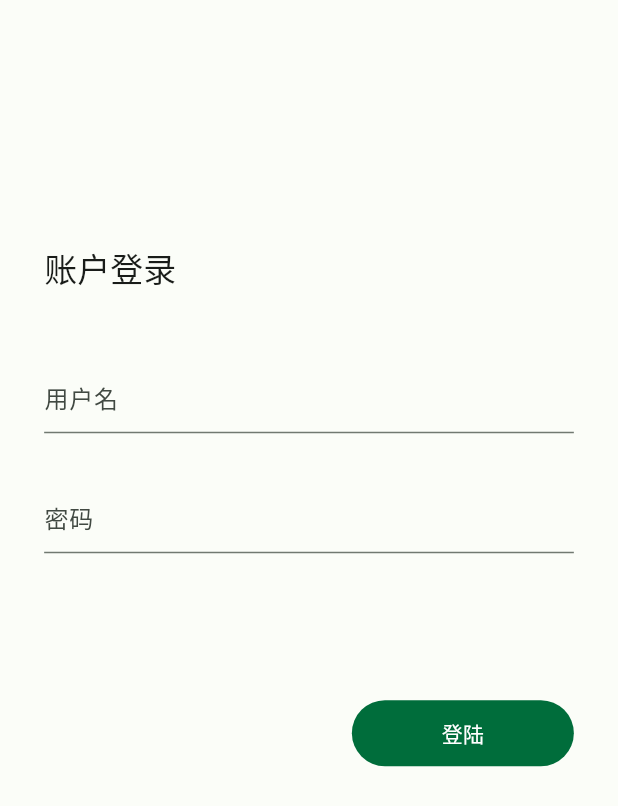
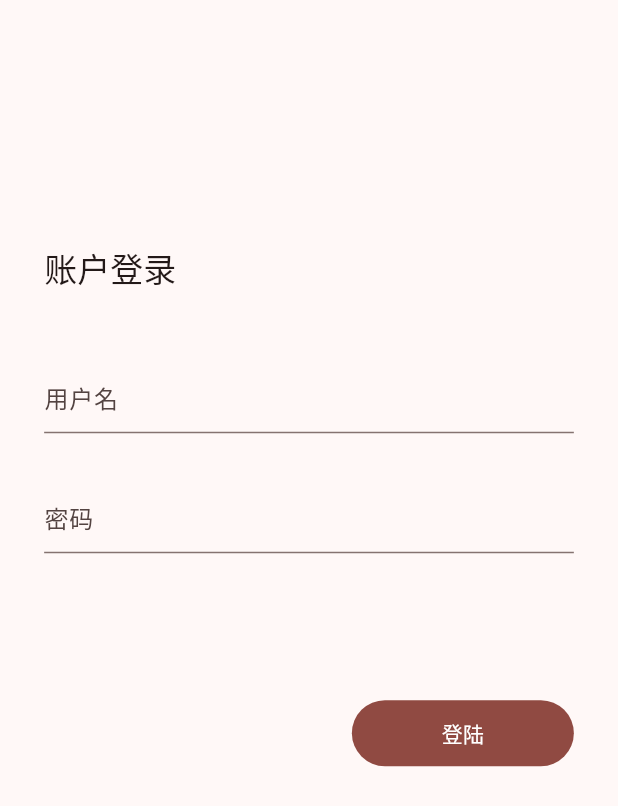
Before and after one commit to zsakvo/wenku8x, a Flutter app: the screen it shows after launch, on a phone screen of 412 x 824 dp. Shown: the top 806 px of the screen. Run offline on Flutter 3.47's test engine with Material 2 defaults, Android fonts, the phone set to English and light mode, and no system bars; drawn by our look-alikes of dynamic_color; our stand-ins replace cached_network_image, cookie_jar, dio, dio_cookie_manager, easy_refresh, equatable and 8 more; missing offline and left inert: flutter_displaymode, flutter_inappwebview, flutter_material_color_picker; accounts and stored records are empty; generated files the repository leaves out were written again.

Commit message:
feature: select color seed

```diff
--- a/lib/main.dart
+++ b/lib/main.dart
@@ -17,6 +17,7 @@ import 'package:wenku8x/http/ajax.dart';
 
 import 'package:wenku8x/router.dart';
 import 'package:wenku8x/themes/tokiwa/color_schemes.g.dart';
+import 'package:wenku8x/utils/color.dart';
 // import 'package:wenku8x/themes/sakura/color_schemes.g.dart';
 import 'package:wenku8x/utils/libs.dart';
 import 'package:wenku8x/utils/log.dart';
@@ -66,7 +67,7 @@ void main() async {
   runApp(const ProviderScope(child: MyApp()));
 }
 
-class MyApp extends StatelessWidget {
+class MyApp extends HookConsumerWidget {
   static const _defaultLightColorScheme = lightColorScheme;
 
   static const _defaultDarkColorScheme = darkColorScheme;
@@ -74,22 +75,27 @@ class MyApp extends StatelessWidget {
 
   // This widget is the root of your application.
   @override
-  Widget build(BuildContext context) {
+  Widget build(BuildContext context, WidgetRef ref) {
+    final Color colorSeed = ref.watch(colorThemeProvider);
+    final monetEnabled = ref.watch(monetEnableProvider);
+    final defaultLightColor = ColorScheme.fromSeed(seedColor: colorSeed, brightness: Brightness.light);
+    final defaultDarkColor = ColorScheme.fromSeed(seedColor: colorSeed, brightness: Brightness.dark);
     return ScreenUtilInit(
         designSize: const Size(750, 1334),
         minTextAdapt: true,
         splitScreenMode: true,
         builder: (context, child) {
           return DynamicColorBuilder(builder: (lightColorScheme, darkColorScheme) {
+            if (lightColorScheme == null || darkColorScheme == null) {
+              supportMonet = false;
+            } else {
+              supportMonet = true;
+            }
             return MaterialApp.router(
               theme: ThemeData(
-                colorScheme: lightColorScheme ?? _defaultLightColorScheme,
-                useMaterial3: true,
-              ),
+                  colorScheme: (monetEnabled ? lightColorScheme : null) ?? defaultLightColor, useMaterial3: true),
               darkTheme: ThemeData(
-                colorScheme: darkColorScheme ?? _defaultDarkColorScheme,
-                useMaterial3: true,
-              ),
+                  colorScheme: (monetEnabled ? darkColorScheme : null) ?? defaultDarkColor, useMaterial3: true),
               routeInformationProvider: AppPages.router.routeInformationProvider,
               routeInformationParser: AppPages.router.routeInformationParser,
               routerDelegate: AppPages.router.routerDelegate,
@@ -99,3 +105,10 @@ class MyApp extends StatelessWidget {
         });
   }
 }
+
+final colorThemeProvider =
+    StateProvider((ref) => getMaterialColor(Color(spInstance.getInt("colorSeed") ?? 4294198070)));
+
+final monetEnableProvider = StateProvider((ref) => spInstance.getBool("dynamicColor") ?? false);
+
+bool supportMonet = false;
--- a/pubspec.yaml
+++ b/pubspec.yaml
@@ -66,6 +66,7 @@ dependencies:
   shared_preferences: ^2.0.17
   html: ^0.15.2
   quiver: ^3.2.1
+  flutter_material_color_picker: ^1.1.0+2
 
 dev_dependencies:
   flutter_test:
```
Also changed, not shown: lib/utils/color.dart (added, +17 -0 lines), lib/views/preference/preference_view.dart (+56 -0 lines), pubspec.lock.
